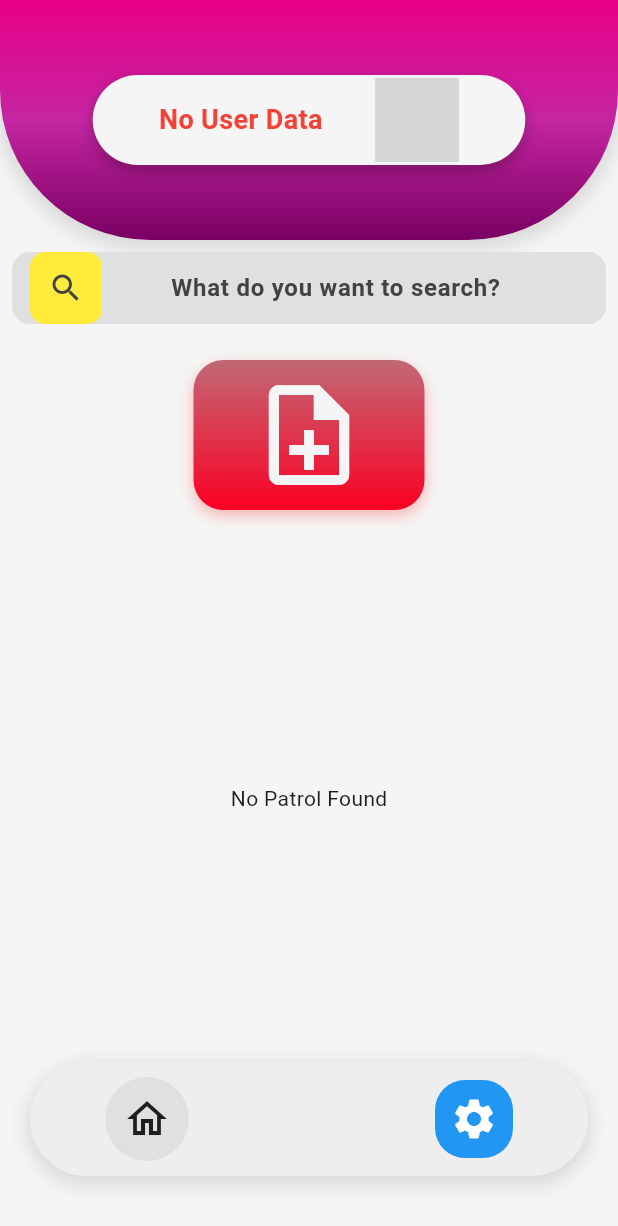
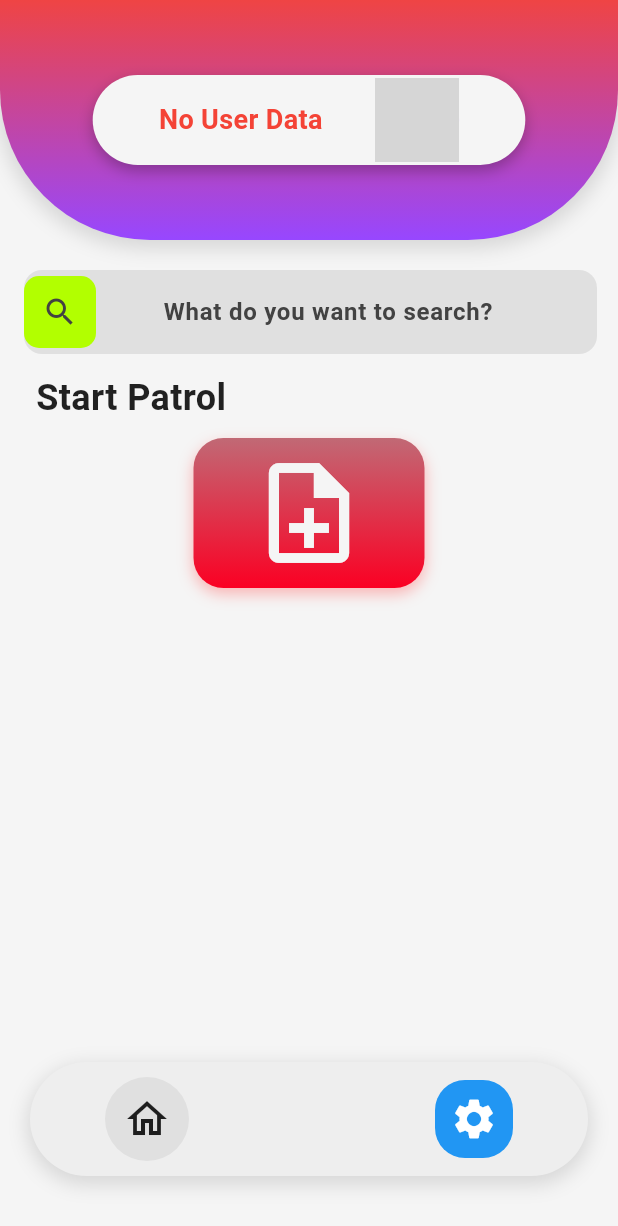
Before and after one commit to 65160319KitikawinHompan/Team6-Flutter-Densy, a Flutter app: the PatrolView screen opened by its route, on a phone screen of 412 x 824 dp. Shown: the top 1226 px of the screen. Run offline on Flutter 3.47's test engine with Material 3 defaults, Android fonts, the phone set to English and light mode, and no system bars; our stand-ins replace dio, get, get_storage, simple_gradient_text; accounts and stored records are empty; network calls fail; grey boxes are pictures that could not be loaded.

Commit message:
<🐛 fix>[client:lib]:{fix layout Patrol Home look like figma}

```diff
--- a/client/lib/app/modules/patrol/views/patrol_view.dart
+++ b/client/lib/app/modules/patrol/views/patrol_view.dart
@@ -5,31 +5,40 @@ import 'package:flutter_densy_project/app/utils/patrol_header.dart';
 import 'package:get/get.dart';
 import '../controllers/patrol_controller.dart';
 import 'package:flutter_densy_project/app/utils/patrol_card.dart';
-import 'package:flutter_densy_project/app/utils/patrol_list_view.dart';
 
+/// หน้าจอหลักสำหรับการแสดงรายการ Patrol ทั้งหมด
 class PatrolView extends GetView<PatrolController> {
   const PatrolView({super.key});
 
   @override
   Widget build(BuildContext context) {
     final ThemeController _themeController = Get.put(ThemeController());
+
     return Obx(() {
       return Scaffold(
-      backgroundColor: _themeController.isDarkMode.value ? Colors.grey[900] : Colors.grey[100],
-      body: Column(
+        backgroundColor: _themeController.isDarkMode.value
+            ? Colors.grey[900]
+            : Colors.grey[100],
+        body: Column(
           children: [
+            /// ส่วนหัวแบบไล่สี
             PatrolHeader(),
+            /// กล่องค้นหา
             Padding(
-              padding: const EdgeInsets.all(8.0),
+              padding: const EdgeInsets.only(left: 16, right: 14, top: 20),
               child: Container(
                 decoration: BoxDecoration(
-                  color: _themeController.isDarkMode.value ? Colors.grey[800] : Colors.grey[300],
+                  color: _themeController.isDarkMode.value
+                      ? Colors.grey[800]
+                      : Colors.grey[300],
                   borderRadius: BorderRadius.circular(12),
                 ),
-                padding: EdgeInsets.symmetric(horizontal: 12),
+                padding: const EdgeInsets.only(left: 0, right: 12),
                 child: TextField(
                   style: TextStyle(
-                    color: _themeController.isDarkMode.value ? Colors.white : Colors.black,
+                    color: _themeController.isDarkMode.value
+                        ? Colors.white
+                        : Colors.black,
                     fontWeight: FontWeight.bold,
                   ),
                   textAlign: TextAlign.center,
@@ -37,45 +46,106 @@ class PatrolView extends GetView<PatrolController> {
                   decoration: InputDecoration(
                     hintText: "What do you want to search?",
                     hintStyle: TextStyle(
-                      color: _themeController.isDarkMode.value ? Colors.grey[200] : Colors.grey[800],
+                      color: _themeController.isDarkMode.value
+                          ? Colors.grey[200]
+                          : Colors.grey[800],
                     ),
                     prefixIcon: Container(
-                      decoration: BoxDecoration(
+                      decoration: const BoxDecoration(
                         shape: BoxShape.rectangle,
-                        color: Colors.yellow,
+                        color: Color(0xFFB2FF00),
                         borderRadius: BorderRadius.all(Radius.circular(10)),
                       ),
-                      padding: EdgeInsets.all(10),
+                      padding: const EdgeInsets.all(12),
                       child: Icon(
                         Icons.search,
-                        color: _themeController.isDarkMode.value ? Colors.grey[200] : Colors.grey[800],
+                        color: _themeController.isDarkMode.value
+                            ? Colors.grey[200]
+                            : Colors.grey[800],
                       ),
                     ),
                     border: InputBorder.none,
                     enabledBorder: InputBorder.none,
                     focusedBorder: InputBorder.none,
-                    contentPadding: EdgeInsets.symmetric(horizontal: 16, vertical: 12),
+                    contentPadding: const EdgeInsets.fromLTRB(16, 16, 16, 16),
                   ),
                 ),
               ),
             ),
-            // ปุ่ม New Patrol
+
+            // Start Patrol Text
             Padding(
-              padding: const EdgeInsets.all(16.0),
-              child: NewPatrolButton(
-                onPressed: () {
-                  controller.createPatrolView();
-                },
+              padding: const EdgeInsets.only(
+                  left: 24, top: 12),
+              child: Align(
+                alignment: Alignment.centerLeft,
+                child: Text(
+                  'Start Patrol',
+                  style: TextStyle(
+                    fontSize: 24,
+                    fontWeight: FontWeight.bold,
+                    color: _themeController.isDarkMode.value
+                        ? Colors.white
+                        : Colors.black87,
+                  ),
+                ),
               ),
             ),
-            const SizedBox(height: 10),
-            // ใช้ PatrolListView
-            const Expanded(
-              child: Padding(
-                padding: EdgeInsets.symmetric(horizontal: 16.0),
-                child: PatrolListView(),
+
+            /// ใช้ Wrap รวมปุ่ม NewPatrolButton และรายการ Patrol
+            Expanded(
+              child: SingleChildScrollView(
+                padding:
+                    const EdgeInsets.symmetric(horizontal: 16, vertical: 10),
+                child: Wrap(
+                  spacing: 10, // ระยะห่างระหว่าง Patrol Card
+                  runSpacing: 10, // ระยะห่างระหว่างบรรทัด
+                  alignment: WrapAlignment.start, // จัดเรียงจากซ้ายไปขวา
+                  crossAxisAlignment: WrapCrossAlignment
+                      .start, // จัด widget ให้อยู่ในแนวเดียวกัน
+                  children: [
+                    ///  ใส่ NewPatrolButton ใน Wrap โดยตรง
+                    NewPatrolButton(
+                      onPressed: () {
+                        controller.createPatrolView();
+                      },
+                    ),
+
+                    /// เพิ่ม PatrolListView แบบตรงไปตรงมาใน Wrap เดียวกัน
+                    ...controller.filteredPatrols.map((patrol) {
+                      final status = patrol["status"] as String;
+                      final date = DateTime.parse(patrol["date"]);
+                      final presetTitle = patrol["preset"]["title"] as String;
+                      final inspectors = patrol["inspectors"] as List;
+                      final inspector =
+                          inspectors.isNotEmpty ? inspectors[0] : {};
+                      final imageData = inspector?["profile"]?["image"];
+                      final avatarUrl = imageData != null
+                          ? "http://localhost:4000/uploads/${imageData["path"]}"
+                          : "https://i.pravatar.cc/300";
+
+                      return GestureDetector(
+                        onTap: () {
+                          Get.toNamed(
+                            '/patrol/detail/${patrol["id"]}',
+                            arguments:
+                                patrol, // ส่งข้อมูล patrol ที่ถูกเลือกไปยังหน้า DetailView
+                          );
+                        },
+                        child: PatrolCard(
+                          status: status,
+                          date: date,
+                          presetTitle: presetTitle,
+                          inspectorAvatarUrl: avatarUrl,
+                        ),
+                      );
+                    }).toList(),
+                  ],
+                ),
               ),
             ),
+
+            /// แถบเมนูด้านล่าง
             CustomNavBar(),
             const SizedBox(height: 30),
           ],
--- a/client/lib/app/utils/navbar.dart
+++ b/client/lib/app/utils/navbar.dart
@@ -1,7 +1,6 @@
 import 'package:flutter/material.dart';
 import 'package:flutter_densy_project/app/controllers/theme_controller.dart';
-import 'package:flutter_densy_project/app/modules/patrol/views/patrol_view.dart';
-import 'package:flutter_densy_project/app/modules/setting/views/setting_view.dart';
+
 import 'package:get/get.dart';
 
 class CustomNavBar extends StatelessWidget {
--- a/client/lib/app/utils/patrol_header.dart
+++ b/client/lib/app/utils/patrol_header.dart
@@ -21,15 +21,16 @@ class _PatrolHeaderState extends State<PatrolHeader> {
           begin: Alignment.topCenter,
           end: Alignment.bottomCenter,
           colors: <Color>[
-            Color.fromARGB(255, 233, 0, 136),
-            Color.fromARGB(255, 197, 37, 162),
-            Color.fromARGB(255, 121, 0, 99),
+            Color(0xFFEF4444),
+            Color(0xFF9747FF),
           ],
-          tileMode: TileMode.mirror,
+          stops: [0.0, 1.0],
+          tileMode: TileMode.clamp,
         ),
         borderRadius: BorderRadius.only(
           bottomLeft: Radius.circular(100),
           bottomRight: Radius.circular(100),
+
         ),
         boxShadow: [
           BoxShadow(
@@ -49,7 +50,9 @@ class _PatrolHeaderState extends State<PatrolHeader> {
               width: MediaQuery.of(context).size.width * 0.7,
               height: 60,
               decoration: BoxDecoration(
-                color: _themeController.isDarkMode.value ? Colors.grey[900] : Colors.grey[100],
+                color: _themeController.isDarkMode.value
+                    ? Colors.grey[900]
+                    : Colors.grey[100],
                 borderRadius: BorderRadius.circular(30),
                 boxShadow: [
                   BoxShadow(
@@ -71,7 +74,9 @@ class _PatrolHeaderState extends State<PatrolHeader> {
                         fontSize: 18,
                         fontWeight: FontWeight.bold,
                         color: controller.userData.isNotEmpty
-                            ? _themeController.isDarkMode.value ? Colors.white : Colors.black
+                            ? _themeController.isDarkMode.value
+                                ? Colors.white
+                                : Colors.black
                             : Colors.red,
                       ),
                     );
--- a/client/lib/app/utils/patrol_list_view.dart
+++ /dev/null
@@ -1,51 +0,0 @@
-import 'package:flutter/material.dart';
-import 'package:get/get.dart';
-import 'package:flutter_densy_project/app/modules/patrol/controllers/patrol_controller.dart';
-import 'package:flutter_densy_project/app/utils/patrol_card.dart';
-
-class PatrolListView extends StatelessWidget {
-  const PatrolListView({super.key});
-
-  @override
-  Widget build(BuildContext context) {
-    final controller = Get.find<PatrolController>();
-
-    return Obx(() {
-      if (controller.filteredPatrols.isEmpty) {
-        return const Center(child: Text("No Patrol Found"));
-      }
-
-      return Wrap(
-        spacing: 16,
-        runSpacing: 16,
-        alignment: WrapAlignment.start,
-        children: controller.filteredPatrols.map<Widget>((patrol) {
-          final status = patrol["status"] as String;
-          final date = DateTime.parse(patrol["date"]);
-          final presetTitle = patrol["preset"]["title"] as String;
-          final inspectors = patrol["inspectors"] as List;
-          final inspector = inspectors.isNotEmpty ? inspectors[0] : {};
-          final imageData = inspector?["profile"]?["image"];
-          final avatarUrl = imageData != null
-              ? "http://localhost:4000/uploads/${imageData["path"]}"
-              : "https://i.pravatar.cc/300";
-
-          return GestureDetector(
-            onTap: () {
-              Get.toNamed(
-                '/patrol/detail/${patrol["id"]}',
-                arguments: patrol, // ส่งข้อมูล patrol ที่ถูกเลือกไปยังหน้า DetailView
-              );
-            },
-            child: PatrolCard(
-              status: status,
-              date: date,
-              presetTitle: presetTitle,
-              inspectorAvatarUrl: avatarUrl,
-            ),
-          );
-        }).toList(),
-      );
-    });
-  }
-}
```
